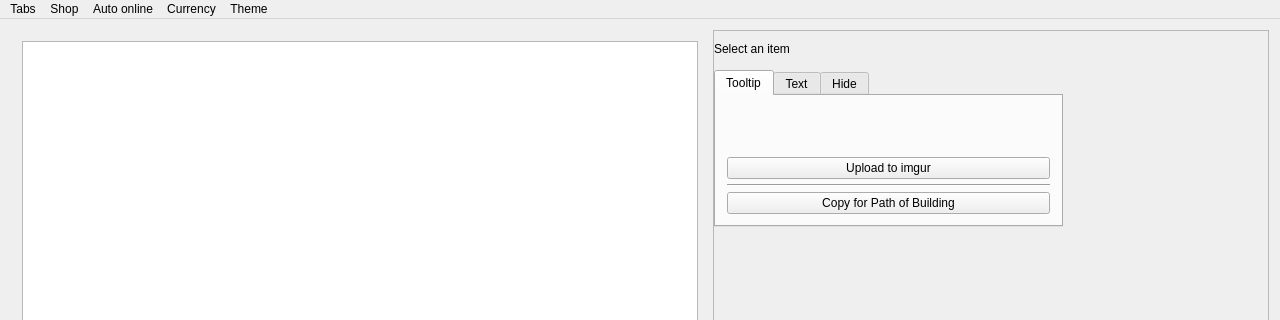
Before: the Qt Designer form forms/mainwindow.ui in gerwaric/acquisition, drawn with Qt 5; both pictures show x 0 to 1280 and y 0 to 320 of the 1280 by 720 pixel window.
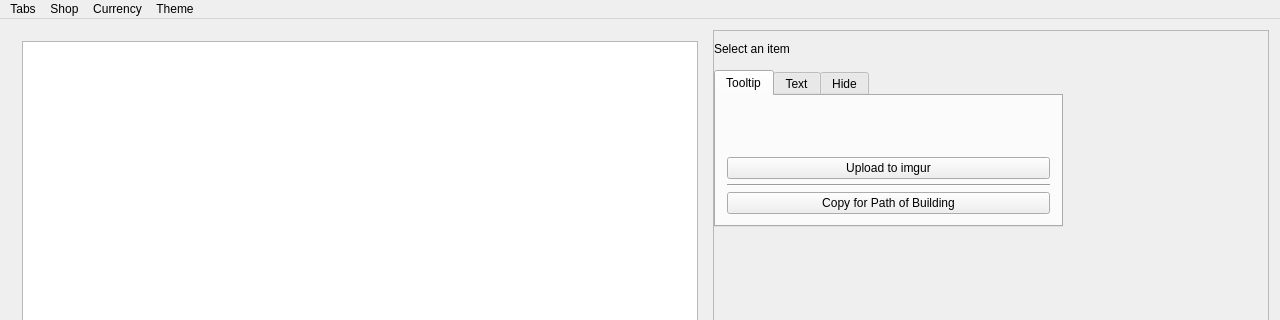
After: the same form once the commit is applied.

```diff
--- a/forms/mainwindow.ui
+++ b/forms/mainwindow.ui
@@ -396,14 +396,6 @@
     <addaction name="actionAutomatically_refresh_items"/>
     <addaction name="actionItems_refresh_interval"/>
    </widget>
-   <widget class="QMenu" name="menuAuto_online">
-    <property name="title">
-     <string>Auto online</string>
-    </property>
-    <addaction name="actionControl_poe_xyz_is_URL"/>
-    <addaction name="actionRemoteScript"/>
-    <addaction name="actionAutomatically_refresh_online_status"/>
-   </widget>
    <widget class="QMenu" name="menuCurrency">
     <property name="title">
      <string>Currency</string>
@@ -421,7 +413,6 @@
    </widget>
    <addaction name="menuItems"/>
    <addaction name="menuShop"/>
-   <addaction name="menuAuto_online"/>
    <addaction name="menuCurrency"/>
    <addaction name="menuTheme"/>
   </widget>
```
Left out of the diff: 18 changed lines with no effect on the pictures.
